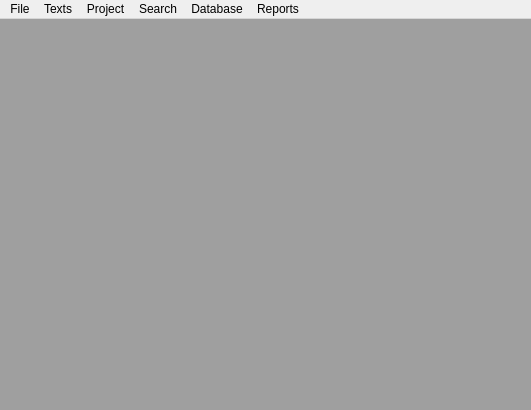
adamb924/Gloss, file mainwindow.ui: the form before one commit.
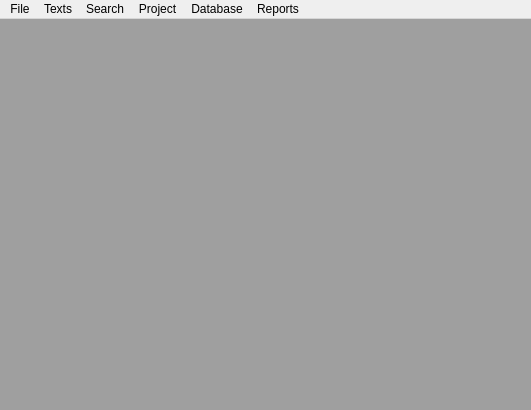
The form after the commit.

Commit message: Moved a menu.

```diff
--- a/mainwindow.ui
+++ b/mainwindow.ui
@@ -127,8 +127,8 @@
    </widget>
    <addaction name="menuFile"/>
    <addaction name="menuData"/>
-   <addaction name="menuProject"/>
    <addaction name="menuSearch"/>
+   <addaction name="menuProject"/>
    <addaction name="menuGuts"/>
    <addaction name="menuReports"/>
   </widget>
```
